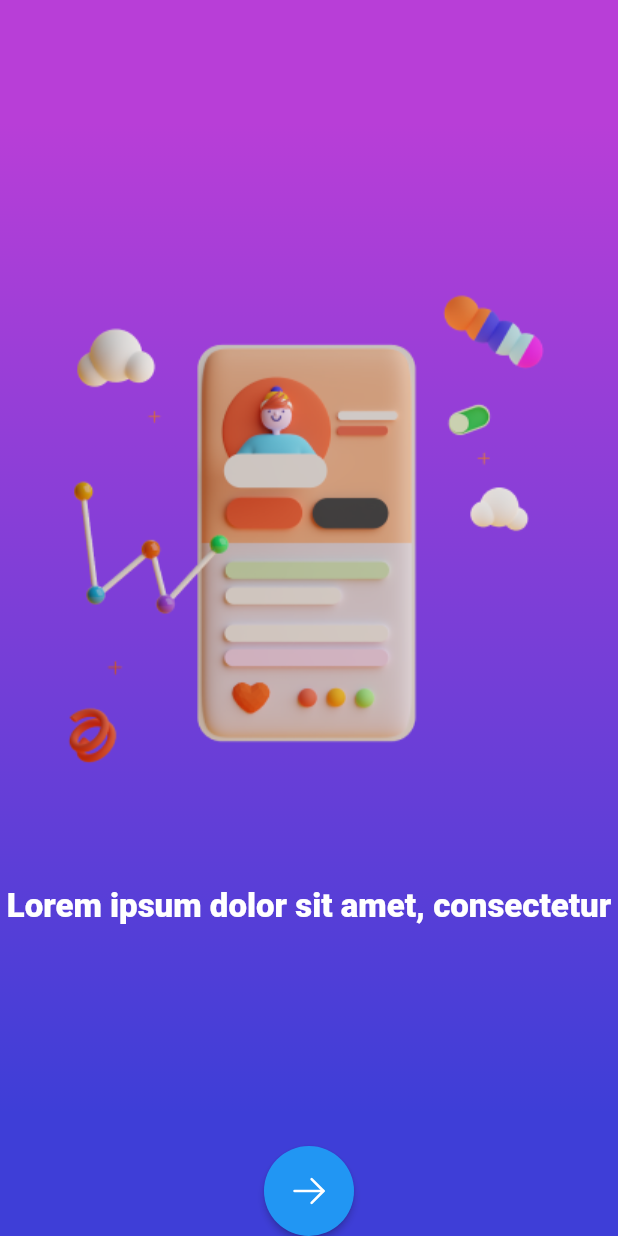
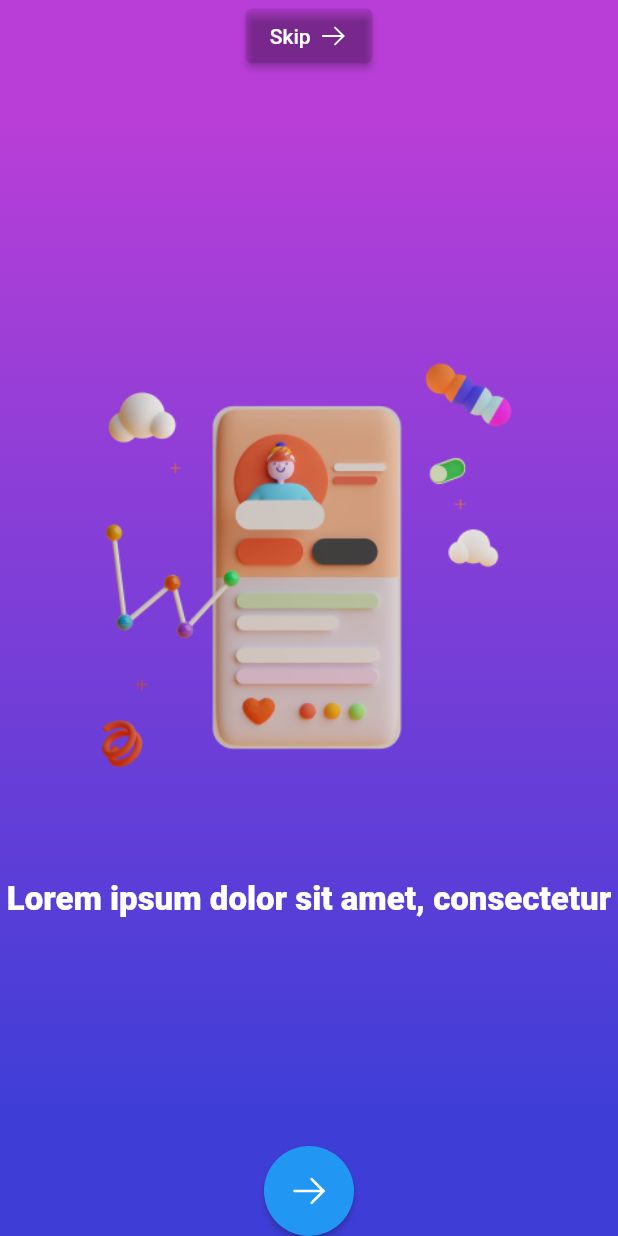
Before and after one commit to emodot/dv_app, a Flutter app: the screen it shows after launch, on a phone screen of 412 x 824 dp. Run offline on Flutter 3.47's test engine with Material 2 defaults, Android fonts, the phone set to English and light mode, and no system bars; our stand-ins replace flutter_svg.

Commit message:
developed the onboarding screens slider

```diff
--- a/lib/screens/onboarding/onboarding_screen.dart
+++ b/lib/screens/onboarding/onboarding_screen.dart
@@ -49,11 +49,28 @@ class _OnBoardingScreenState extends State<OnBoardingScreen> {
         child: SafeArea(
           child: Column(
             children: [
+              ElevatedButton(
+                onPressed: () {},
+                style: ElevatedButton.styleFrom(
+                  backgroundColor: Colors.transparent.withOpacity(0.1),
+                ),
+                child: Row(
+                  mainAxisSize: MainAxisSize.min,
+                  children: [
+                    const Text("Skip"),
+                    const SizedBox(
+                      width: 5,
+                    ),
+                    SvgPicture.asset("assets/icons/ArrowRight.svg",
+                        color: Colors.white, width: 20.0),
+                  ],
+                ),
+              ),
               Expanded(
                 child: PageView.builder(
                   itemCount: demo_data.length,
                   controller: _pageController,
-                  itemBuilder: (context, index) =>  OnboardContent(
+                  itemBuilder: (context, index) => OnboardContent(
                     image: demo_data[index].image,
                     title: demo_data[index].title,
                   ),
@@ -126,6 +143,7 @@ class OnboardContent extends StatelessWidget {
         const Spacer(),
         Image.asset(
           image,
+          width: 350,
           // height: 350,
         ),
         const SizedBox(
```
